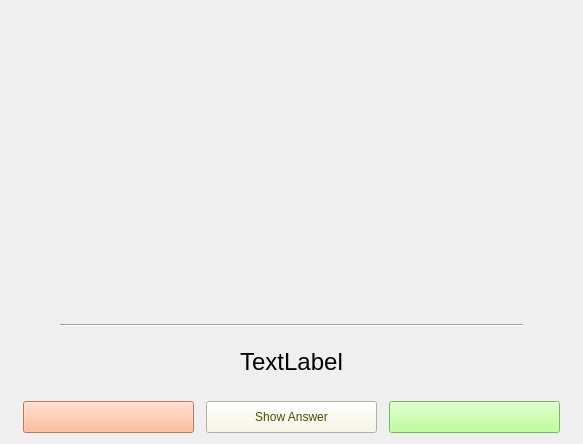
This is Ui/pract4.ui in robinpalat/idiomindQt as Qt 5 draws it before an edit. The edited form follows.
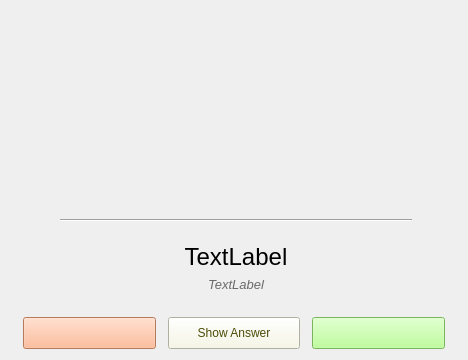
This is the edited form. Icons and pictures are not drawn. Custom widgets are drawn as their Qt base class.

```diff
--- a/Ui/pract4.ui
+++ b/Ui/pract4.ui
@@ -6,10 +6,16 @@
    <rect>
     <x>0</x>
     <y>0</y>
-    <width>583</width>
-    <height>444</height>
+    <width>468</width>
+    <height>360</height>
    </rect>
   </property>
+  <property name="minimumSize">
+   <size>
+    <width>468</width>
+    <height>360</height>
+   </size>
+  </property>
   <property name="windowTitle">
    <string>Images</string>
   </property>
@@ -17,8 +23,8 @@
    <iconset resource="../res.qrc">
     <normaloff>:/Images/idiomind.png</normaloff>:/Images/idiomind.png</iconset>
   </property>
-  <layout class="QVBoxLayout" name="verticalLayout_2">
-   <item>
+  <layout class="QGridLayout" name="gridLayout">
+   <item row="0" column="0">
     <widget class="QWidget" name="widget" native="true">
      <property name="sizePolicy">
       <sizepolicy hsizetype="Preferred" vsizetype="Expanding">
@@ -124,6 +130,30 @@
           <bold>false</bold>
          </font>
         </property>
+        <property name="cursor">
+         <cursorShape>PointingHandCursor</cursorShape>
+        </property>
+        <property name="text">
+         <string>TextLabel</string>
+        </property>
+        <property name="alignment">
+         <set>Qt::AlignHCenter|Qt::AlignTop</set>
+        </property>
+       </widget>
+      </item>
+      <item>
+       <widget class="QLabel" name="label_srce">
+        <property name="font">
+         <font>
+          <pointsize>10</pointsize>
+          <weight>50</weight>
+          <italic>true</italic>
+          <bold>false</bold>
+         </font>
+        </property>
+        <property name="styleSheet">
+         <string notr="true">color: rgb(106, 106, 106);</string>
+        </property>
         <property name="text">
          <string>TextLabel</string>
         </property>
@@ -151,7 +181,7 @@
      </layout>
     </widget>
    </item>
-   <item>
+   <item row="1" column="0">
     <layout class="QHBoxLayout" name="horizontalLayout">
      <property name="spacing">
       <number>12</number>
```
Left out of the diff: 4 changed lines with no effect on the pictures.
